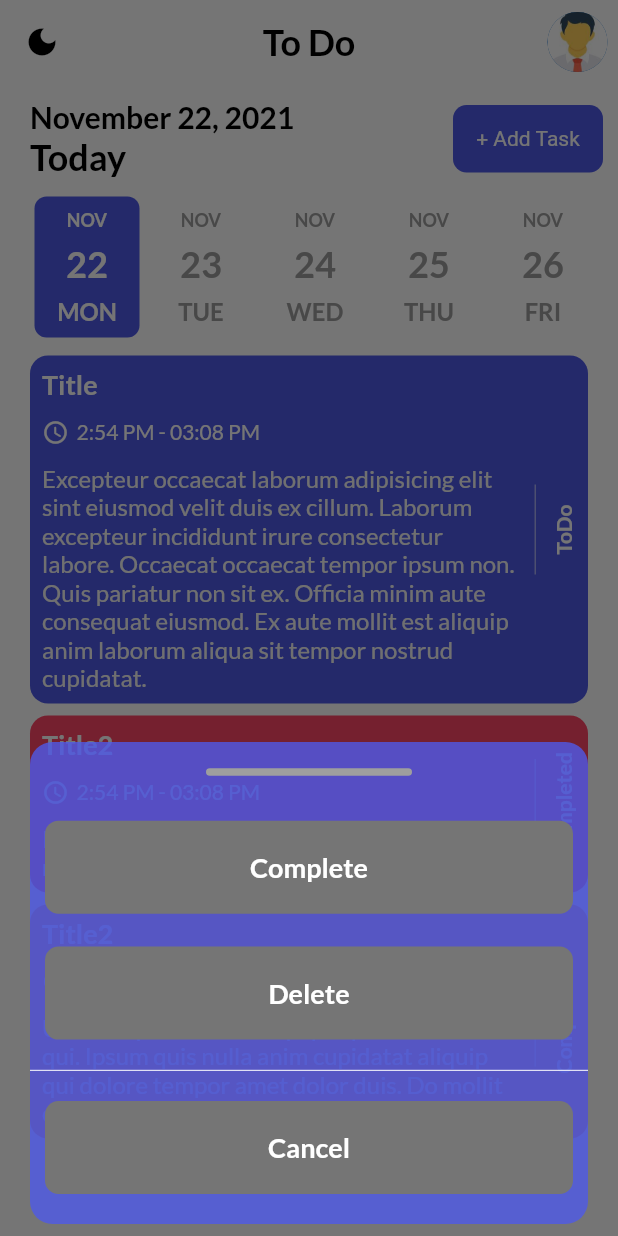
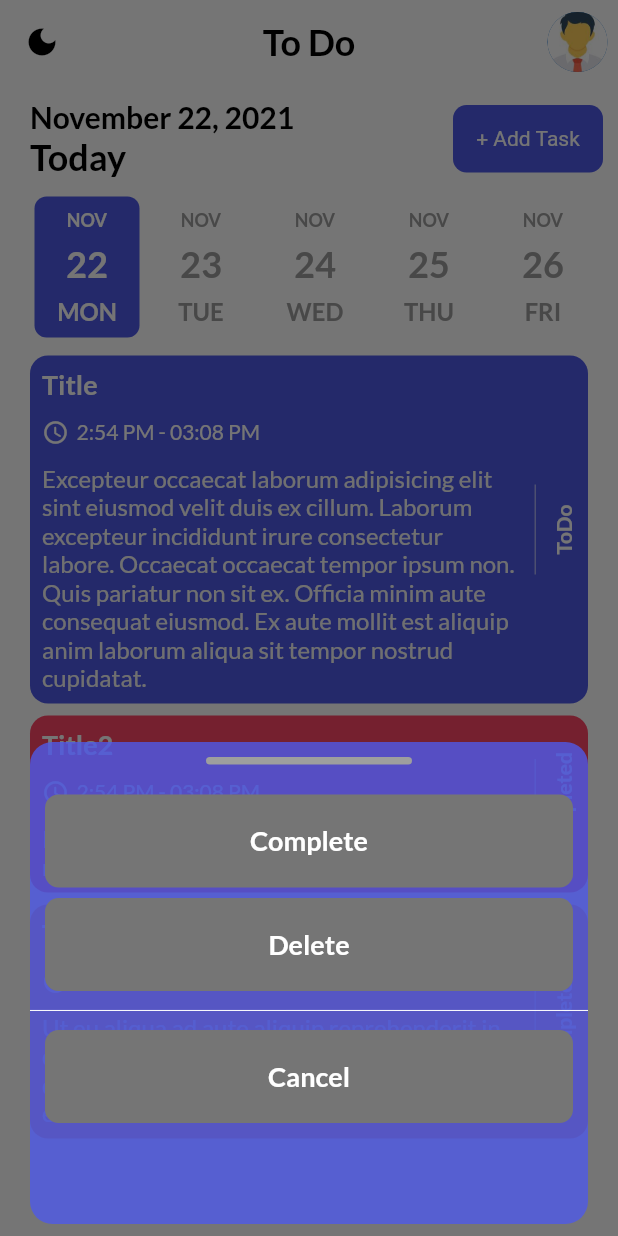
Before and after one commit to AbdArrahmanD/my_todo, a Flutter app: the screen it shows after launch, after a tap on "Title", on a phone screen of 412 x 824 dp. Run offline on Flutter 3.47's test engine with Material 2 defaults, Android fonts, the phone set to English and light mode, and no system bars; drawn by our look-alikes of date_picker_timeline; our stand-ins replace flutter_local_notifications, flutter_staggered_animations, flutter_svg, get, get_storage, google_fonts and 1 more.

```diff
--- a/lib/views/pages/home_screen.dart
+++ b/lib/views/pages/home_screen.dart
@@ -1,5 +1,6 @@
 import 'package:date_picker_timeline/date_picker_timeline.dart';
 import 'package:flutter/material.dart';
+import 'package:flutter_staggered_animations/flutter_staggered_animations.dart';
 import 'package:flutter_svg/flutter_svg.dart';
 import 'package:get/get.dart';
 import 'package:intl/intl.dart';
@@ -103,11 +104,21 @@ class _HomeScreenState extends State<HomeScreen> {
       () => Expanded(
           child: taskController.tasksList.isEmpty
               ? noTaskYet()
-              : SizeConfig.orientation == Orientation.portrait
-                  ? SingleChildScrollView(
-                      child: Column(
-                        children: taskController.tasksList
-                            .map((task) => GestureDetector(
+              : ListView.builder(
+                  itemCount: taskController.tasksList.length,
+                  scrollDirection:
+                      SizeConfig.orientation == Orientation.landscape
+                          ? Axis.horizontal
+                          : Axis.vertical,
+                  itemBuilder: (context, index) {
+                    Task task = taskController.tasksList[index];
+                    return AnimationConfiguration.staggeredList(
+                      duration: const Duration(milliseconds: 400),
+                      position: index,
+                      child: SlideAnimation(
+                        horizontalOffset: 300,
+                        child: FadeInAnimation(
+                          child: GestureDetector(
                               onTap: () {
                                 showButtomSheet(
                                     task,
@@ -117,29 +128,11 @@ class _HomeScreenState extends State<HomeScreen> {
                                             ? pinkClr
                                             : orangeClr);
                               },
-                                child: TaskTile(task: task)))
-                            .toList(),
+                              child: TaskTile(task: task)),
                         ),
-                    )
-                  : GridView.count(
-                      crossAxisCount: 2,
-                      children: taskController.tasksList
-                          .map((task) => GestureDetector(
-                                onTap: showButtomSheet(
-                                    task,
-                                    task.color == 0
-                                        ? primaryClr
-                                        : task.color == 1
-                                            ? pinkClr
-                                            : orangeClr),
-                                child: TaskTile(task: task),
-                              ))
-                          .toList(),
-
-                      // maxCrossAxisExtent: 200,
-                      childAspectRatio: 3 / 2,
-                      crossAxisSpacing: 7,
-                    )),
+                      ),
+                    );
+                  })),
     );
   }
 
@@ -169,20 +162,17 @@ class _HomeScreenState extends State<HomeScreen> {
         ),
       );
 
-  showButtomSheet(Task task, Color tileColor) =>
-      Get.bottomSheet(SingleChildScrollView(
-        child: Container(
+  showButtomSheet(Task task, Color tileColor) => Get.bottomSheet(Container(
         margin: const EdgeInsets.symmetric(vertical: 8, horizontal: 20),
         width: SizeConfig.screenWidth,
         height: SizeConfig.orientation == Orientation.portrait
             ? SizeConfig.screenHeight * 0.39
-              : SizeConfig.screenHeight * 0.8,
+            : SizeConfig.screenHeight * 0.9,
         decoration: BoxDecoration(
           borderRadius: BorderRadius.circular(15),
           color: tileColor.withOpacity(0.8),
         ),
         child: Column(
-            mainAxisAlignment: MainAxisAlignment.spaceEvenly,
           children: [
             Container(
               width: SizeConfig.screenWidth / 3,
@@ -196,9 +186,16 @@ class _HomeScreenState extends State<HomeScreen> {
                 borderRadius: BorderRadius.circular(20),
               ),
             ),
+            const SizedBox(height: 5),
+            Expanded(
+              child: SingleChildScrollView(
+                child: Column(
+                  mainAxisAlignment: MainAxisAlignment.spaceEvenly,
+                  children: [
                     const SizedBox(height: 15),
                     modelSheetButton(
-                  label: task.isCompleted == 0 ? 'Complete' : 'Not Complete',
+                        label:
+                            task.isCompleted == 0 ? 'Complete' : 'Not Complete',
                         onTap: () {
                           Get.back();
                         },
@@ -226,6 +223,9 @@ class _HomeScreenState extends State<HomeScreen> {
                   ],
                 ),
               ),
+            ),
+          ],
+        ),
       ));
 
   modelSheetButton({
--- a/lib/views/widgets/task_tile.dart
+++ b/lib/views/widgets/task_tile.dart
@@ -14,7 +14,9 @@ class TaskTile extends StatelessWidget {
   @override
   Widget build(BuildContext context) {
     return Container(
-      margin: const EdgeInsets.only(bottom: 8, right: 20, left: 20),
+      margin: SizeConfig.orientation == Orientation.portrait
+          ? const EdgeInsets.only(bottom: 8, right: 20, left: 20)
+          : const EdgeInsets.only(right: 7, left: 7),
       padding: const EdgeInsets.all(8.0),
       width: SizeConfig.orientation == Orientation.portrait
           ? double.infinity
```
Lines whose indentation alone changed are shown as unchanged.
